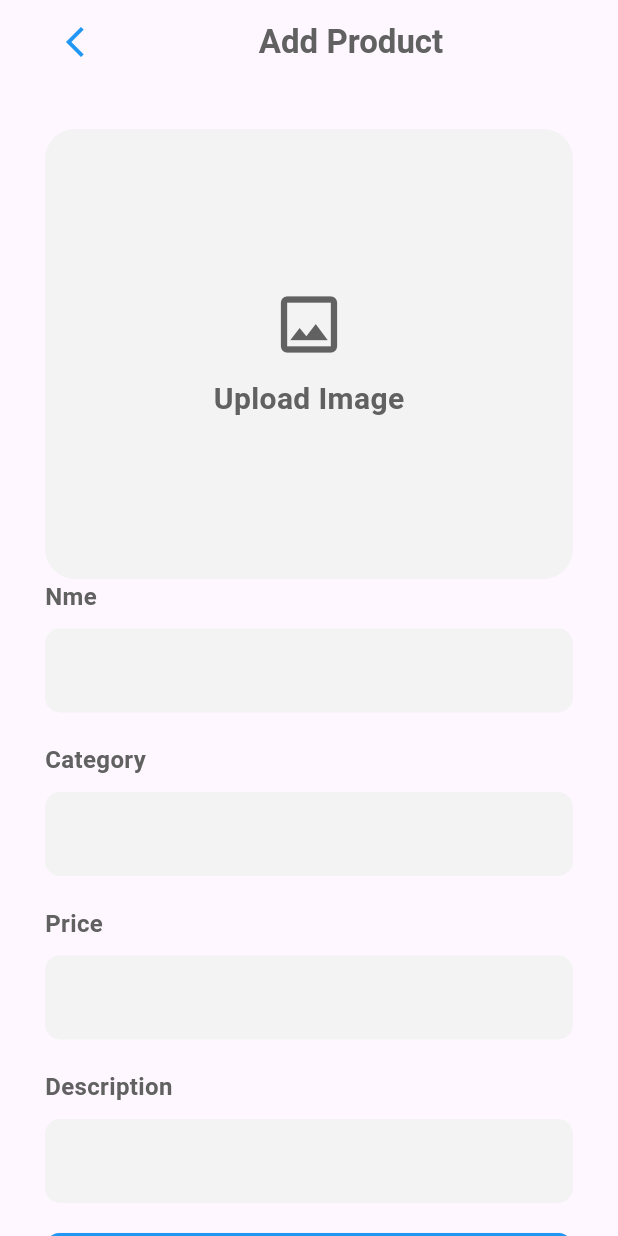
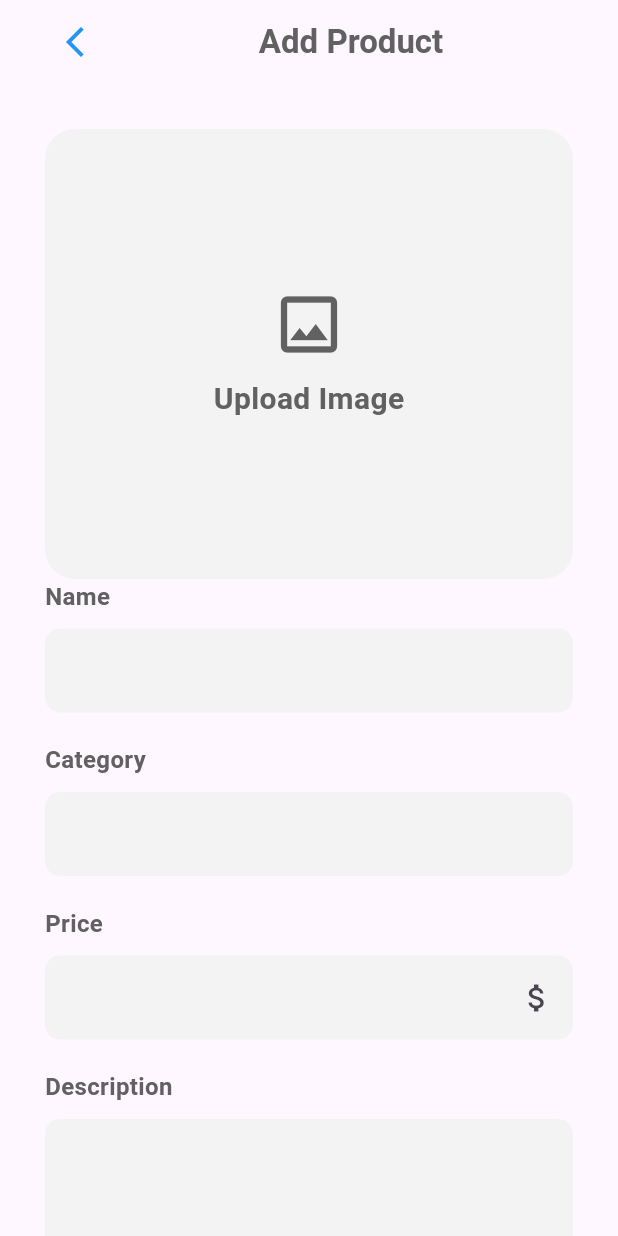
Before and after one commit to nuredinbedruyimer/mobile_task_six, a Flutter app: the TAddPage screen opened directly, on a phone screen of 412 x 824 dp. Run offline on Flutter 3.47's test engine with Material 3 defaults, Android fonts, the phone set to English and light mode, and no system bars.

Commit message:
Adding and Deleting is Done

```diff
--- a/lib/main.dart
+++ b/lib/main.dart
@@ -1,4 +1,4 @@
-import 'package:counter/screens/search.dart';
+import 'package:counter/screens/home_page.dart';
 import 'package:flutter/material.dart';
 
 void main() {
@@ -11,6 +11,7 @@ class MyApp extends StatelessWidget {
   @override
   Widget build(BuildContext context) {
     return MaterialApp(
+      debugShowCheckedModeBanner: false,
       home: THomePage(),
     );
   }
--- a/lib/screens/add.dart
+++ b/lib/screens/add.dart
@@ -1,7 +1,17 @@
 import 'package:flutter/material.dart';
 
-class TAddPage extends StatelessWidget {
+class TAddPage extends StatefulWidget {
   const TAddPage({super.key});
+
+  @override
+  _TAddPageState createState() => _TAddPageState();
+}
+
+class _TAddPageState extends State<TAddPage> {
+  final TextEditingController _nameController = TextEditingController();
+  final TextEditingController _categoryController = TextEditingController();
+  final TextEditingController _priceController = TextEditingController();
+  final TextEditingController _descriptionController = TextEditingController();
 
   @override
   Widget build(BuildContext context) {
@@ -24,14 +34,13 @@ class TAddPage extends StatelessWidget {
               color: Colors.blue,
             ),
             onPressed: () {
-              // Navigator.pop(context);
+              Navigator.pop(context);
             },
           ),
         ),
       ),
       body: SingleChildScrollView(
         child: Form(
-          // key: _formKey,
           child: Padding(
             padding: const EdgeInsets.all(30.0),
             child: Column(
@@ -41,8 +50,7 @@ class TAddPage extends StatelessWidget {
                   height: 300,
                   decoration: BoxDecoration(
                     color: const Color(0xFFF3F3F3),
-                    borderRadius:
-                        BorderRadius.circular(20.0), // Add border radius here
+                    borderRadius: BorderRadius.circular(20.0),
                   ),
                   child: Center(
                     child: Column(
@@ -64,16 +72,19 @@ class TAddPage extends StatelessWidget {
                     ),
                   ),
                 ),
-                const FormField(text: 'Nme'),
-                const FormField(text: 'Category'),
-                const FormField(text: 'Price'),
-                const FormField(text: 'Description'),
-                const FormButton(
+                FormField(controller: _nameController, text: 'Name'),
+                FormField(controller: _categoryController, text: 'Category'),
+                FormField(controller: _priceController, text: 'Price'),
+                FormField(
+                    controller: _descriptionController, text: 'Description'),
+                FormButton(
                   text: 'ADD',
+                  onPressed: _addProduct,
                 ),
                 const SizedBox(height: 20),
-                const FormButton(
+                FormButton(
                   text: 'DELETE',
+                  onPressed: _deleteProduct,
                 ),
               ],
             ),
@@ -82,23 +93,49 @@ class TAddPage extends StatelessWidget {
       ),
     );
   }
+
+  void _addProduct() {
+    final String name = _nameController.text;
+    final String category = _categoryController.text;
+    final double? price = double.tryParse(_priceController.text);
+    final String description = _descriptionController.text;
+
+    if (name.isNotEmpty && category.isNotEmpty && price != null) {
+      Navigator.pop(context, {
+        'name': name,
+        'category': category,
+        'price': price,
+        'description': description,
+      });
+    } else {
+      // Handle validation or show an error message
+    }
+  }
+
+  void _deleteProduct() {
+    _nameController.clear();
+    _categoryController.clear();
+    _priceController.clear();
+    _descriptionController.clear();
+  }
 }
 
 class FormButton extends StatelessWidget {
   const FormButton({
     super.key,
     required this.text,
+    required this.onPressed,
   });
+
   final String text;
+  final VoidCallback onPressed;
 
   @override
   Widget build(BuildContext context) {
     return SizedBox(
       width: double.infinity,
       child: ElevatedButton(
-        onPressed: () {
-          // Handle update
-        },
+        onPressed: onPressed,
         style: ElevatedButton.styleFrom(
           side: BorderSide(
               color: text == 'ADD' ? Colors.blue : Colors.red, width: 2),
@@ -125,10 +162,13 @@ class FormButton extends StatelessWidget {
 class FormField extends StatelessWidget {
   const FormField({
     super.key,
+    required this.controller,
     required this.text,
   });
 
+  final TextEditingController controller;
   final String text;
+
   @override
   Widget build(BuildContext context) {
     return Column(
@@ -144,16 +184,13 @@ class FormField extends StatelessWidget {
         ),
         const SizedBox(height: 10),
         TextFormField(
+          controller: controller,
           keyboardType:
-              text == 'price' ? TextInputType.number : TextInputType.text,
-          maxLines: text == 'description'
-              ? 5
-              : 1, // Make the field longer for description
+              text == 'Price' ? TextInputType.number : TextInputType.text,
+          maxLines: text == 'Description' ? 5 : 1,
           decoration: InputDecoration(
-            suffixIcon: text == 'price'
-                ? const Icon(Icons.attach_money)
-                : null, // Dollar icon
-            fillColor: const Color(0xFFF3F3F3), // Make the input area gray
+            suffixIcon: text == 'Price' ? const Icon(Icons.attach_money) : null,
+            fillColor: const Color(0xFFF3F3F3),
             filled: true,
             border: const OutlineInputBorder(
               borderSide: BorderSide.none,
--- a/lib/screens/search.dart
+++ b/lib/screens/search.dart
@@ -1,10 +1,7 @@
-import 'package:counter/widgets/product_card.dart';
 import 'package:flutter/material.dart';
 
 class TSearchPage extends StatelessWidget {
   TSearchPage({super.key});
-  final List<Widget> _productCards =
-      List.generate(4, (index) => const ProductCard());
 
   @override
   Widget build(BuildContext context) {
@@ -28,7 +25,7 @@ class TSearchPage extends StatelessWidget {
               color: Colors.blue,
             ),
             onPressed: () {
-              // Navigator.pop(context);
+              Navigator.pop(context);
             },
           ),
         ),
@@ -93,7 +90,6 @@ class TSearchPage extends StatelessWidget {
                 ],
               ),
               const SizedBox(height: 20),
-              ..._productCards,
             ],
           ),
         ),
```
Also changed, not shown: lib/screens/details_page.dart (+19 -6 lines), lib/screens/home_page.dart (+45 -24 lines), lib/widgets/product_card.dart (+41 -23 lines).
